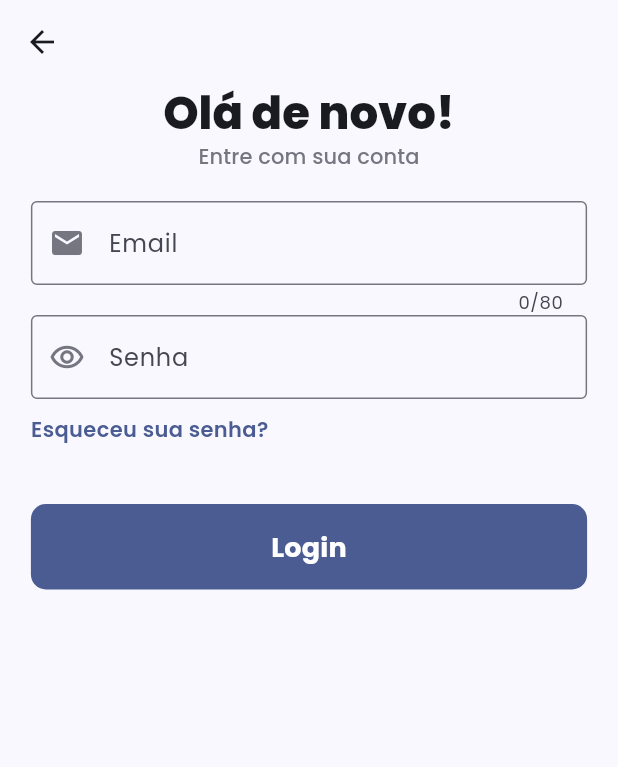
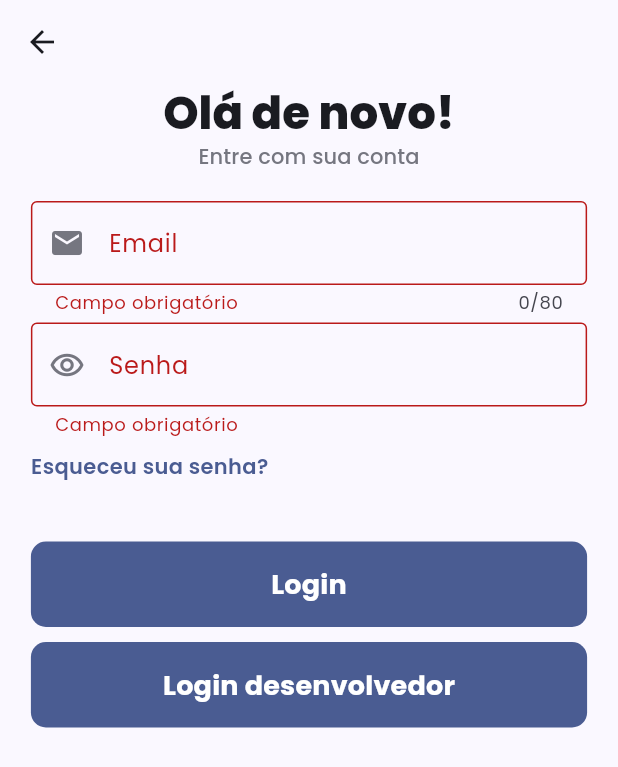
Before and after one commit to mateusslezinsky/unidue-mobile, a Flutter app: the LoginScreen screen opened directly, after a tap on "Login", on a phone screen of 412 x 824 dp. Shown: the top 767 px of the screen. Run offline on Flutter 3.47's test engine with Material 3 defaults, Android fonts, the phone set to English and light mode, and no system bars; our stand-ins replace google_fonts.

Commit message:
Tabs basic functionality

```diff
--- a/lib/global/root.dart
+++ b/lib/global/root.dart
@@ -23,7 +23,8 @@ class AppRoot extends StatelessWidget {
           floatingLabelStyle: TextStyle(
             color: colorScheme.primary,
           )
-        )
+        ),
+
       ),
       home: const SplashScreen(),
     );
--- a/lib/screens/login/login_screen.dart
+++ b/lib/screens/login/login_screen.dart
@@ -1,5 +1,6 @@
 import 'package:flutter/cupertino.dart';
 import 'package:flutter/material.dart';
+import 'package:unidue/screens/tabs/tabs.dart';
 import 'package:unidue/widgets/inkwell_wrapper.dart';
 
 class LoginScreen extends StatefulWidget {
@@ -11,6 +12,16 @@ class LoginScreen extends StatefulWidget {
 
 class _LoginScreenState extends State<LoginScreen> {
   bool _isPasswordVisible = false;
+  final GlobalKey<FormState> _formKey = GlobalKey<FormState>();
+
+  String _enteredEmail = "";
+  String _enteredPassword = "";
+
+  void _submit() {
+    if (_formKey.currentState!.validate()) {
+      _formKey.currentState!.save();
+    }
+  }
 
   @override
   Widget build(BuildContext context) {
@@ -41,6 +52,7 @@ class _LoginScreenState extends State<LoginScreen> {
             height: 20,
           ),
           Form(
+            key: _formKey,
             child: FractionallySizedBox(
               widthFactor: 0.9,
               child: Column(
@@ -55,6 +67,21 @@ class _LoginScreenState extends State<LoginScreen> {
                       labelText: "Email",
                       border: const OutlineInputBorder(),
                     ),
+                    validator: (value) {
+                      if (value == null || value.trim().isEmpty) {
+                        return "Campo obrigatório";
+                      }
+                      if (!value.contains("@")) {
+                        return "Email inválido";
+                      }
+                      return null;
+                    },
+                    onSaved: (value) {
+                      _enteredEmail = value!;
+                    },
+                  ),
+                  const SizedBox(
+                    height: 5,
                   ),
                   TextFormField(
                     obscureText: !_isPasswordVisible,
@@ -77,6 +104,15 @@ class _LoginScreenState extends State<LoginScreen> {
                       labelText: "Senha",
                       border: const OutlineInputBorder(),
                     ),
+                    validator: (value) {
+                      if (value!.isEmpty) {
+                        return "Campo obrigatório";
+                      }
+                      return null;
+                    },
+                    onSaved: (value) {
+                      _enteredPassword = value!;
+                    },
                   ),
                   const SizedBox(
                     height: 10,
@@ -99,9 +135,24 @@ class _LoginScreenState extends State<LoginScreen> {
                     height: 40,
                   ),
                   UnidueButton(
-                      onPressed: () {},
+                      onPressed: _submit,
                       buttonColor: Theme.of(context).colorScheme.primary,
                       buttonText: "Login"),
+                  const SizedBox(
+                    height: 10,
+                  ),
+                  UnidueButton(
+                      onPressed: () {
+                        Navigator.pushAndRemoveUntil(
+                          context,
+                          MaterialPageRoute(
+                            builder: (context) => const Tabs(),
+                          ),
+                          (route)=>false
+                        );
+                      },
+                      buttonColor: Theme.of(context).colorScheme.primary,
+                      buttonText: "Login desenvolvedor"),
                 ],
               ),
             ),
```
Also changed, not shown: lib/screens/dashboard/dashboard.dart (added, +14 -0 lines), lib/screens/tabs/tabs.dart (added, +77 -0 lines), lib/screens/user/user_screen.dart (added, +27 -0 lines).
